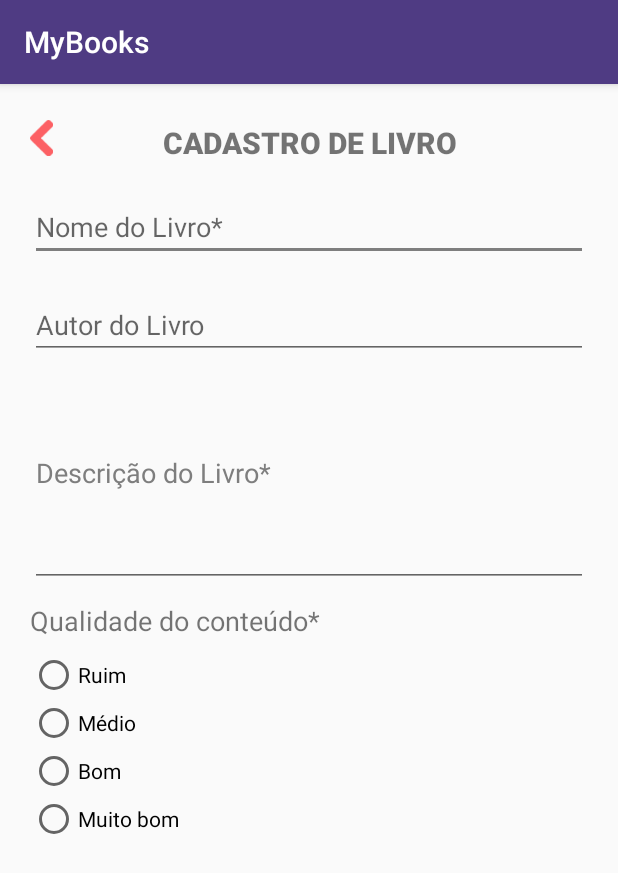
After one commit to camila-borges/myBook, an Android app: the CreateBookActivity screen opened directly, with no data from a screen before it, on a phone screen of 412 x 824 dp. The commit adds this screen. Shown: the top 873 px of the screen. Run offline under Robolectric (Android 15) with nearby library versions, the light colour scheme and no system bars.

```diff
--- a/app/build.gradle
+++ b/app/build.gradle
@@ -25,7 +25,6 @@ dependencies {
         exclude group: 'com.android.support', module: 'support-annotations'
     })
     compile 'com.android.support:appcompat-v7:26.+'
-    compile 'com.googlecode.objectify:objectify:4.0b1'
     compile 'com.android.support.constraint:constraint-layout:1.0.2'
     testCompile 'junit:junit:4.12'
 }
--- /dev/null
+++ b/app/src/main/java/br/edu/ifsp/mybooks/activities/CreateBookActivity.java
@@ -0,0 +1,15 @@
+package br.edu.ifsp.mybooks.activities;
+
+import android.support.v7.app.AppCompatActivity;
+import android.os.Bundle;
+
+import br.edu.ifsp.mybooks.R;
+
+public class CreateBookActivity extends AppCompatActivity {
+
+    @Override
+    protected void onCreate(Bundle savedInstanceState) {
+        super.onCreate(savedInstanceState);
+        setContentView(R.layout.activity_create_book);
+    }
+}
--- a/app/src/main/java/br/edu/ifsp/mybooks/activities/LoadingScreenActivity.java
+++ b/app/src/main/java/br/edu/ifsp/mybooks/activities/LoadingScreenActivity.java
@@ -25,7 +25,7 @@ public class LoadingScreenActivity extends AppCompatActivity {
         Runnable runnable = new Runnable() {
             @Override
             public void run() {
-                for (int i = 1; i <= 100; i++){
+                for (int i = 1; i <= 100; i+=5){
                     final int value = i;
                     try {
                         Thread.sleep(100);
--- a/app/src/main/java/br/edu/ifsp/mybooks/model/Usuario.java
+++ b/app/src/main/java/br/edu/ifsp/mybooks/model/Usuario.java
@@ -1,12 +1,9 @@
 package br.edu.ifsp.mybooks.model;
-
-import com.googlecode.objectify.annotation.Entity;
 
 /**
  * Created by Camila on 12/11/2017.
  */
 
-@Entity
 public class Usuario {
 
     private int id;
--- /dev/null
+++ b/app/src/main/res/layout/activity_create_book.xml
@@ -0,0 +1,97 @@
+<?xml version="1.0" encoding="utf-8"?>
+<RelativeLayout xmlns:android="http://schemas.android.com/apk/res/android"
+    xmlns:app="http://schemas.android.com/apk/res-auto"
+    xmlns:tools="http://schemas.android.com/tools"
+    android:layout_width="match_parent"
+    android:layout_height="match_parent"
+    android:padding="20dp"
+    tools:context="br.edu.ifsp.mybooks.activities.CreateBookActivity">
+
+    <TextView
+        android:id="@+id/LabelCreateBook"
+        android:layout_width="match_parent"
+        android:layout_height="wrap_content"
+        android:layout_marginTop="5dp"
+        android:fontFamily="sans-serif-black"
+        android:gravity="center"
+        android:text="CADASTRO DE LIVRO"
+        android:textSize="20dp" />
+
+    <ImageView
+        android:id="@+id/goBackButtonCreateBook"
+        android:layout_width="15dp"
+        android:layout_height="32dp"
+        android:src="@drawable/icon_back" />
+
+    <EditText
+        android:id="@+id/BookNameCreateBook"
+        android:layout_width="match_parent"
+        android:layout_height="wrap_content"
+        android:layout_below="@+id/LabelCreateBook"
+        android:layout_marginTop="20dp"
+        android:hint="Nome do Livro*" />
+
+    <EditText
+        android:id="@+id/BookAuthorCreateBook"
+        android:layout_width="match_parent"
+        android:layout_height="wrap_content"
+        android:layout_below="@+id/BookNameCreateBook"
+        android:layout_marginTop="20dp"
+        android:hint="Autor do Livro" />
+
+    <EditText
+        android:id="@+id/TextAreaDescriptionCreateBook"
+        android:layout_width="match_parent"
+        android:layout_height="wrap_content"
+        android:layout_below="@id/BookAuthorCreateBook"
+        android:inputType="textMultiLine"
+        android:lines="6"
+        android:overScrollMode="always"
+        android:scrollHorizontally="false"
+        android:scrollbarStyle="insideInset"
+        android:scrollbars="vertical"
+        android:text="Descrição do Livro*"
+        android:textColor="@color/colorAccent" />
+
+    <RadioGroup
+        android:id="@+id/RadioGroupCreateBook"
+        android:layout_width="match_parent"
+        android:layout_height="wrap_content"
+        android:layout_below="@+id/TextAreaDescriptionCreateBook">
+
+        <TextView
+            android:text="Qualidade do conteúdo*"
+            android:layout_marginTop="10dp"
+            android:layout_marginBottom="8dp"
+            android:id="@+id/LabelQualityCreateBook"
+            android:textSize="18dp"
+            android:layout_width="match_parent"
+            android:layout_height="wrap_content" />
+
+        <RadioButton
+            android:text="Ruim"
+            android:id="@+id/RadioButtonBadCreateBook"
+            android:layout_width="wrap_content"
+            android:layout_height="wrap_content" />
+
+        <RadioButton
+            android:text="Médio"
+            android:id="@+id/RadioButtonMediumCreateBook"
+            android:layout_width="wrap_content"
+            android:layout_height="wrap_content" />
+
+        <RadioButton
+            android:id="@+id/RadioButtonGoodCreateBook"
+            android:text="Bom"
+            android:layout_width="wrap_content"
+            android:layout_height="wrap_content" />
+
+        <RadioButton
+            android:id="@+id/RadioButtonVeryGoodCreateBook"
+            android:text="Muito bom"
+            android:layout_width="wrap_content"
+            android:layout_height="wrap_content" />
+    </RadioGroup>
+
+
+</RelativeLayout>
--- a/app/src/main/res/layout/activity_main.xml
+++ b/app/src/main/res/layout/activity_main.xml
@@ -50,6 +50,7 @@
         android:backgroundTint="@color/colorWhite"
         android:drawableLeft="@drawable/icon_password"
         android:hint="Senha"
+        android:inputType="textPassword"
         android:textColor="@color/colorWhite"
         android:textColorHint="@color/colorWhite"
         android:textSize="22dp" />
```
Also changed, not shown: app/src/main/AndroidManifest.xml (+7 -1 lines), app/src/main/java/br/edu/ifsp/mybooks/activities/CreateUserActivity.java (added, +62 -0 lines), app/src/main/java/br/edu/ifsp/mybooks/activities/MainActivity.java (+15 -0 lines), app/src/main/java/br/edu/ifsp/mybooks/activities/ReadIsbnCodeActivity.java (added, +15 -0 lines), app/src/main/java/br/edu/ifsp/mybooks/dao/UserDAO.java (added, +9 -0 lines), app/src/main/java/br/edu/ifsp/mybooks/database/DatabaseHandler.java (+10 -10 lines), app/src/main/res/layout/activity_create_user.xml (added, +76 -0 lines), app/src/main/res/layout/activity_read_isbn_code.xml (added, +68 -0 lines).
